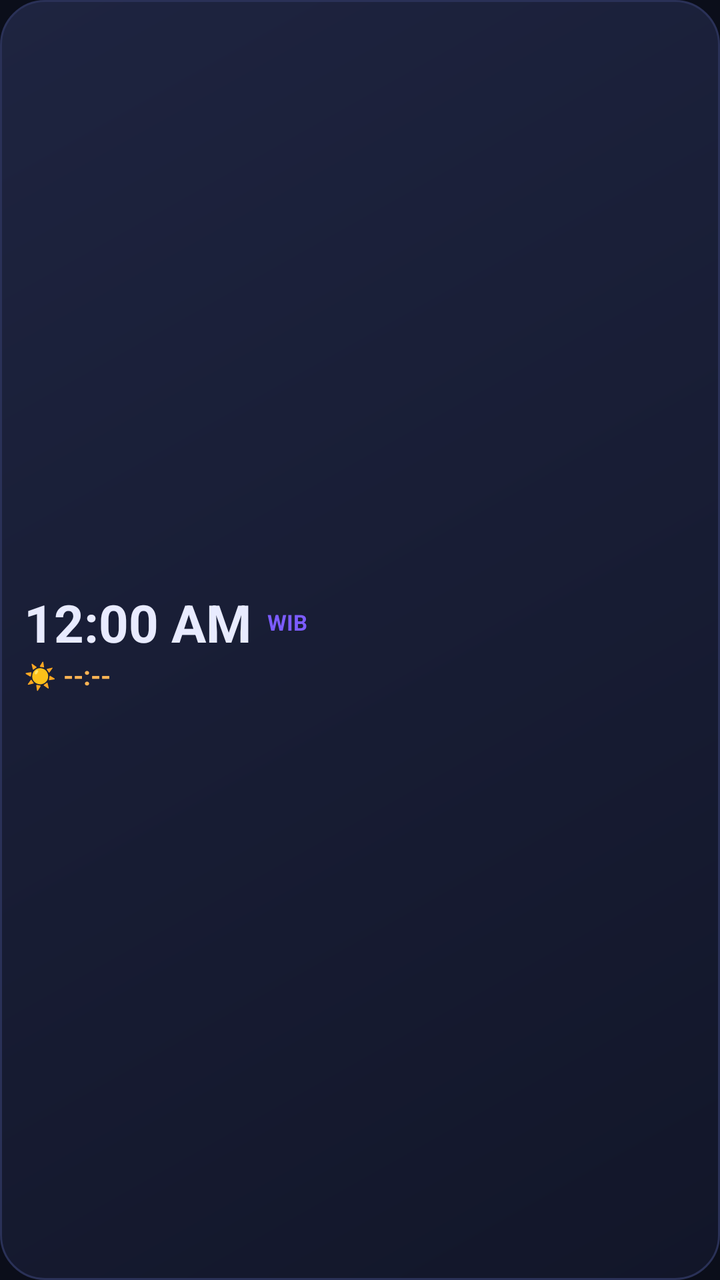
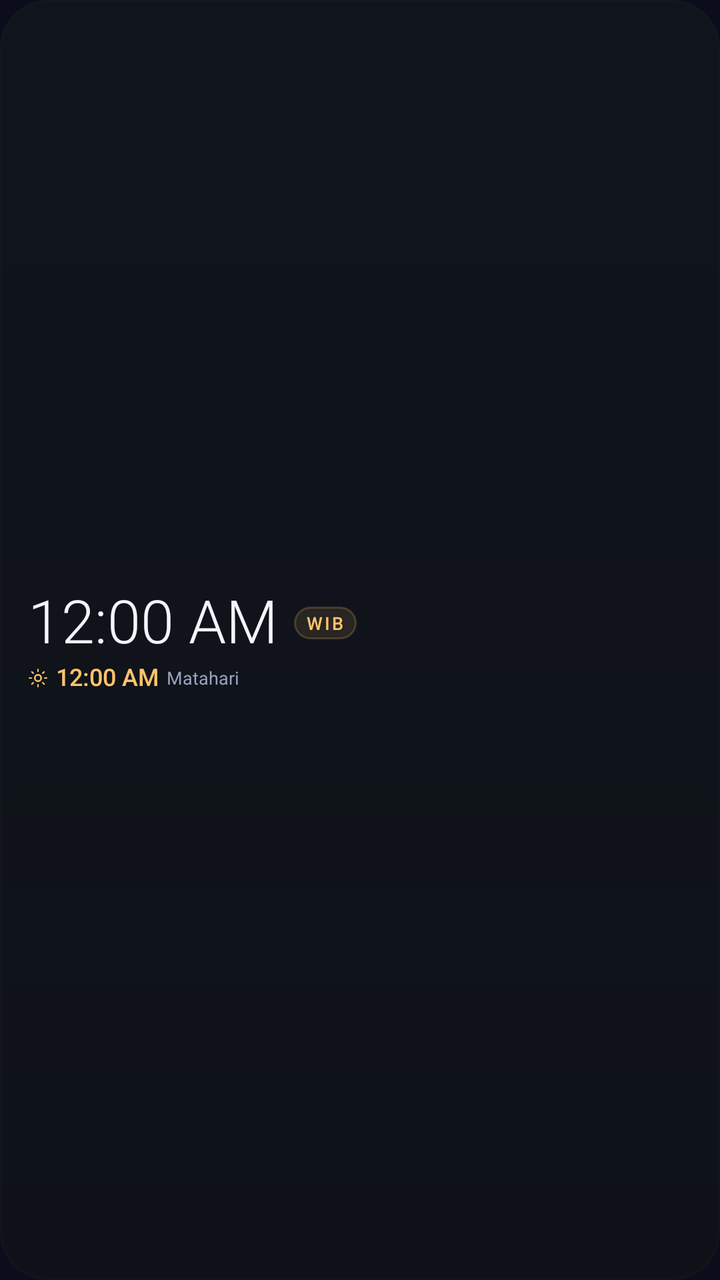

Before-and-after screenshots of an Android layout around one commit, followed by the original layout XML and the change that was made.
<!-- AndroidManifest.xml: application theme AppTheme -->
<!-- res/layout/widget_mini.xml -->
<?xml version="1.0" encoding="utf-8"?>
<LinearLayout xmlns:android="http://schemas.android.com/apk/res/android"
    android:layout_width="match_parent"
    android:layout_height="match_parent"
    android:orientation="vertical"
    android:background="@drawable/widget_bg"
    android:padding="12dp"
    android:gravity="center_vertical">

    <LinearLayout
        android:layout_width="match_parent"
        android:layout_height="wrap_content"
        android:orientation="horizontal"
        android:gravity="center_vertical">

        <TextClock
            android:id="@+id/wmClock"
            android:layout_width="wrap_content"
            android:layout_height="wrap_content"
            android:format24Hour="HH:mm"
            android:format12Hour="hh:mm a"
            android:textColor="#E8EBFF"
            android:textSize="26sp"
            android:textStyle="bold" />

        <TextView
            android:id="@+id/wmZone"
            android:layout_width="wrap_content"
            android:layout_height="wrap_content"
            android:textColor="#7C5CFF"
            android:textSize="11sp"
            android:textStyle="bold"
            android:layout_marginLeft="8dp"
            android:text="WIB" />
    </LinearLayout>

    <TextView
        android:id="@+id/wmSolar"
        android:layout_width="match_parent"
        android:layout_height="wrap_content"
        android:textColor="#FFB454"
        android:textSize="13sp"
        android:textStyle="bold"
        android:text="☀ --:--" />
</LinearLayout>
<!-- resources referenced by this layout -->
<resources>
  <!-- drawable widget_bg (drawable) -->
  <?xml version="1.0" encoding="utf-8"?>
  <shape xmlns:android="http://schemas.android.com/apk/res/android" android:shape="rectangle">
      <corners android:radius="22dp" />
      <gradient
          android:angle="315"
          android:startColor="#FF1E2440"
          android:endColor="#FF121629"
          android:type="linear" />
      <stroke android:width="1dp" android:color="#FF2A3157" />
  </shape>
  <style name="AppTheme" parent="android:Theme.Material.NoActionBar">
          <item name="android:windowBackground">@color/bg_dark</item>
          <item name="android:statusBarColor">@color/bg_dark</item>
          <item name="android:navigationBarColor">@color/bg_dark</item>
          <item name="android:colorPrimary">@color/accent</item>
          <item name="android:colorAccent">@color/accent2</item>
      </style>
  <color name="bg_dark">#0B0E1A</color>
  <color name="accent">#7C5CFF</color>
  <color name="accent2">#FFB454</color>
</resources>

<!-- the commit's change to res/layout/widget_mini.xml (unified diff, before → after) -->
@@ -1,45 +1,92 @@
 <?xml version="1.0" encoding="utf-8"?>
-<LinearLayout xmlns:android="http://schemas.android.com/apk/res/android"
+<FrameLayout xmlns:android="http://schemas.android.com/apk/res/android"
     android:layout_width="match_parent"
     android:layout_height="match_parent"
-    android:orientation="vertical"
-    android:background="@drawable/widget_bg"
-    android:padding="12dp"
-    android:gravity="center_vertical">
+    android:background="@drawable/widget_bg">
 
     <LinearLayout
         android:layout_width="match_parent"
-        android:layout_height="wrap_content"
+        android:layout_height="match_parent"
         android:orientation="horizontal"
+        android:paddingLeft="14dp"
+        android:paddingRight="12dp"
         android:gravity="center_vertical">
 
-        <TextClock
-            android:id="@+id/wmClock"
-            android:layout_width="wrap_content"
+        <LinearLayout
+            android:layout_width="0dp"
+            android:layout_weight="1"
             android:layout_height="wrap_content"
-            android:format24Hour="HH:mm"
-            android:format12Hour="hh:mm a"
-            android:textColor="#E8EBFF"
-            android:textSize="26sp"
-            android:textStyle="bold" />
+            android:orientation="vertical">
 
-        <TextView
-            android:id="@+id/wmZone"
-            android:layout_width="wrap_content"
-            android:layout_height="wrap_content"
-            android:textColor="#7C5CFF"
-            android:textSize="11sp"
-            android:textStyle="bold"
-            android:layout_marginLeft="8dp"
-            android:text="WIB" />
+            <LinearLayout
+                android:layout_width="wrap_content"
+                android:layout_height="wrap_content"
+                android:orientation="horizontal"
+                android:gravity="center_vertical">
+
+                <TextClock
+                    android:id="@+id/wmClock"
+                    android:layout_width="wrap_content"
+                    android:layout_height="wrap_content"
+                    android:format24Hour="HH:mm"
+                    android:format12Hour="hh:mm a"
+                    android:fontFamily="sans-serif-light"
+                    android:fontFeatureSettings="tnum"
+                    android:textColor="#F2F5FB"
+                    android:textSize="30sp"
+                    android:includeFontPadding="false" />
+
+                <TextView
+                    android:id="@+id/wmZone"
+                    style="@style/WaChip"
+                    android:layout_width="wrap_content"
+                    android:layout_height="wrap_content"
+                    android:layout_marginLeft="8dp"
+                    android:text="WIB" />
+            </LinearLayout>
+
+            <LinearLayout
+                android:layout_width="wrap_content"
+                android:layout_height="wrap_content"
+                android:orientation="horizontal"
+                android:gravity="center_vertical"
+                android:layout_marginTop="3dp">
+
+                <ImageView
+                    android:layout_width="10dp"
+                    android:layout_height="10dp"
+                    android:src="@drawable/ic_w_sun"
+                    android:contentDescription="@null" />
+
+                <TextClock
+                    android:id="@+id/wmSolarClock"
+                    android:layout_width="wrap_content"
+                    android:layout_height="wrap_content"
+                    android:layout_marginLeft="4dp"
+                    android:format24Hour="HH:mm"
+                    android:format12Hour="hh:mm a"
+                    android:fontFamily="sans-serif-medium"
+                    android:fontFeatureSettings="tnum"
+                    android:textColor="#FFC46B"
+                    android:textSize="12sp"
+                    android:includeFontPadding="false" />
+
+                <TextView
+                    android:id="@+id/wmSolarEot"
+                    android:layout_width="wrap_content"
+                    android:layout_height="wrap_content"
+                    android:layout_marginLeft="4dp"
+                    android:textColor="#97A2BC"
+                    android:textSize="9sp"
+                    android:text="Matahari" />
+            </LinearLayout>
+        </LinearLayout>
+
+        <ImageView
+            android:id="@+id/wmRing"
+            android:layout_width="30dp"
+            android:layout_height="30dp"
+            android:scaleType="fitCenter"
+            android:contentDescription="Progres hari matahari" />
     </LinearLayout>
-
-    <TextView
-        android:id="@+id/wmSolar"
-        android:layout_width="match_parent"
-        android:layout_height="wrap_content"
-        android:textColor="#FFB454"
-        android:textSize="13sp"
-        android:textStyle="bold"
-        android:text="☀ --:--" />
-</LinearLayout>
+</FrameLayout>
<!-- resource entries referenced after the edit -->
@@ -1,16 +1,58 @@
 <!-- resources referenced by this layout -->
 <resources>
+  <!-- drawable ic_w_sun (drawable) -->
+  <?xml version="1.0" encoding="utf-8"?>
+  <vector xmlns:android="http://schemas.android.com/apk/res/android"
+      android:width="24dp"
+      android:height="24dp"
+      android:viewportWidth="24"
+      android:viewportHeight="24">
+      <path
+          android:fillColor="#FFC46B"
+          android:pathData="M12,7.2 A4.8,4.8 0 1,0 12,16.8 A4.8,4.8 0 1,0 12,7.2 Z M12,9.2 A2.8,2.8 0 1,1 12,14.8 A2.8,2.8 0 1,1 12,9.2 Z" />
+      <path
+          android:strokeColor="#FFC46B"
+          android:strokeWidth="1.7"
+          android:strokeLineCap="round"
+          android:pathData="M12,1.6 L12,4.0 M12,20.0 L12,22.4 M1.6,12 L4.0,12 M20.0,12 L22.4,12 M4.6,4.6 L6.3,6.3 M17.7,17.7 L19.4,19.4 M4.6,19.4 L6.3,17.7 M17.7,6.3 L19.4,4.6" />
+  </vector>
   <!-- drawable widget_bg (drawable) -->
   <?xml version="1.0" encoding="utf-8"?>
-  <shape xmlns:android="http://schemas.android.com/apk/res/android" android:shape="rectangle">
-      <corners android:radius="22dp" />
-      <gradient
-          android:angle="315"
-          android:startColor="#FF1E2440"
-          android:endColor="#FF121629"
-          android:type="linear" />
-      <stroke android:width="1dp" android:color="#FF2A3157" />
-  </shape>
+  <layer-list xmlns:android="http://schemas.android.com/apk/res/android">
+      <item>
+          <shape android:shape="rectangle">
+              <corners android:radius="24dp" />
+              <solid android:color="#F20E1219" />
+          </shape>
+      </item>
+      <item>
+          <shape android:shape="rectangle">
+              <corners android:radius="24dp" />
+              <gradient
+                  android:angle="270"
+                  android:startColor="#1F1A2236"
+                  android:endColor="#00000000"
+                  android:type="linear" />
+          </shape>
+      </item>
+      <item>
+          <shape android:shape="rectangle">
+              <corners android:radius="24dp" />
+              <stroke android:width="1dp" android:color="#1A263049" />
+          </shape>
+      </item>
+  </layer-list>
+  <style name="WaChip">
+          <item name="android:textColor">#FFC46B</item>
+          <item name="android:textSize">9sp</item>
+          <item name="android:letterSpacing">0.10</item>
+          <item name="android:background">@drawable/widget_chip</item>
+          <item name="android:paddingLeft">6dp</item>
+          <item name="android:paddingRight">6dp</item>
+          <item name="android:paddingTop">2dp</item>
+          <item name="android:paddingBottom">2dp</item>
+          <item name="android:fontFamily">sans-serif-medium</item>
+      </style>
   <style name="AppTheme" parent="android:Theme.Material.NoActionBar">
           <item name="android:windowBackground">@color/bg_dark</item>
           <item name="android:statusBarColor">@color/bg_dark</item>
@@ -18,6 +60,14 @@
           <item name="android:colorPrimary">@color/accent</item>
           <item name="android:colorAccent">@color/accent2</item>
       </style>
+  <!-- drawable widget_chip (drawable) -->
+  <?xml version="1.0" encoding="utf-8"?>
+  <shape xmlns:android="http://schemas.android.com/apk/res/android"
+      android:shape="rectangle">
+      <corners android:radius="8dp" />
+      <solid android:color="#1AFFC46B" />
+      <stroke android:width="1dp" android:color="#33FFC46B" />
+  </shape>
   <color name="bg_dark">#0B0E1A</color>
   <color name="accent">#7C5CFF</color>
   <color name="accent2">#FFB454</color>
